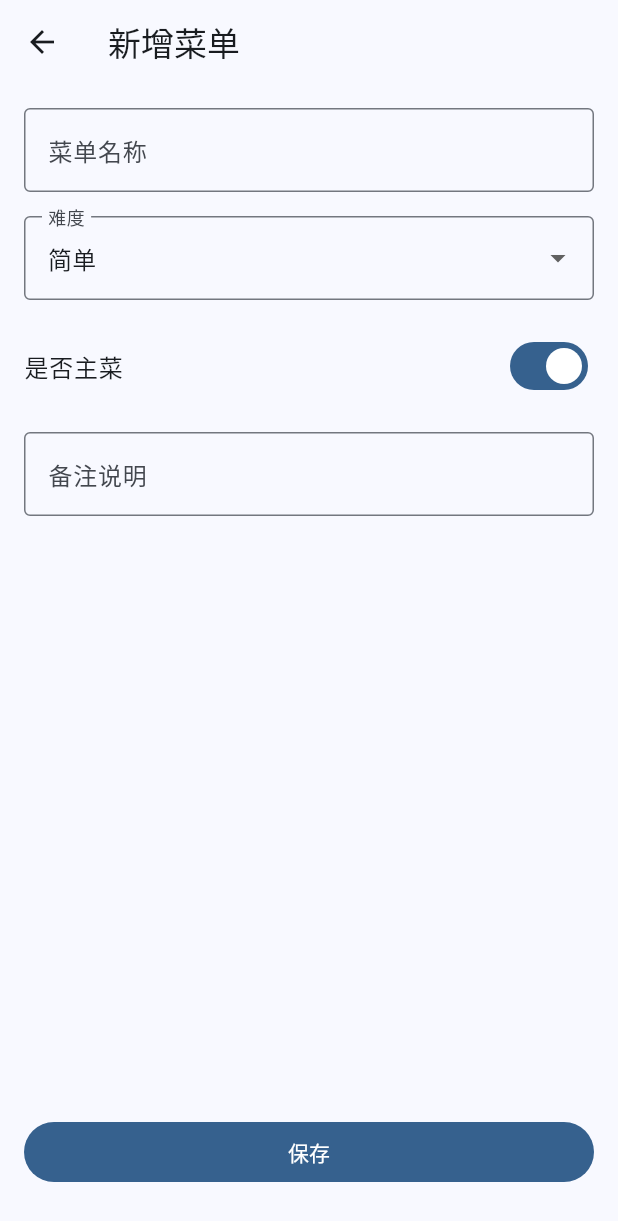
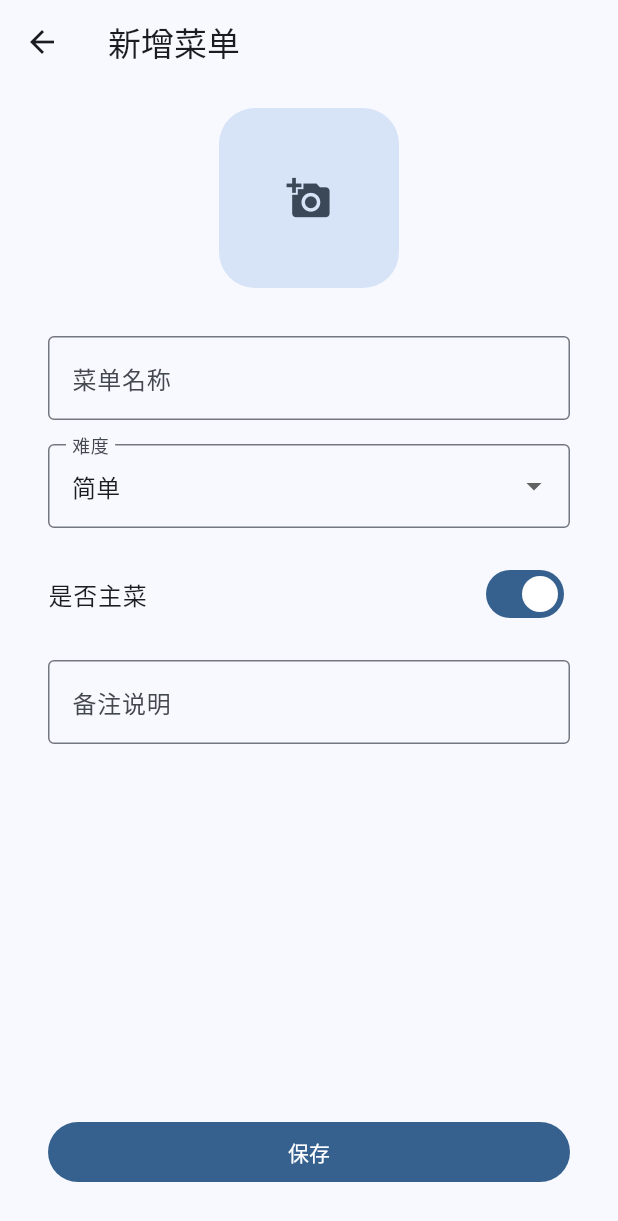
Before and after one commit to VamoBao/cook_random, a Flutter app: the screen it shows after launch, after a tap on "新增菜单", on a phone screen of 412 x 824 dp. Shown: the top 1221 px of the screen. Run offline on Flutter 3.47's test engine with Material 3 defaults, Android fonts, the phone set to English and light mode, and no system bars; drawn by our look-alikes of dynamic_color; our stand-ins replace image_cropper, image_picker, sqflite; accounts and stored records are empty; statements that could not run were skipped.

Commit message:
feat:加入图片选择功能

```diff
--- a/lib/common/Global.dart
+++ b/lib/common/Global.dart
@@ -4,14 +4,8 @@ import 'package:sqflite/sqflite.dart';
 class Global {
   static Database? db;
 
-  static _init() async {
-    String databasePath = await getDatabasesPath();
-    String path = p.join(databasePath, 'cook.db');
-    db = await openDatabase(
-      path,
-      version: 1,
-      onCreate: (Database db, int version) async {
-        await db.execute('''CREATE TABLE menu(
+  static _initMenuTable(Database db) async {
+    await db.execute('''CREATE TABLE menu(
             id INTEGER PRIMARY KEY,
             name TEXT,
             level INTEGER,
@@ -19,8 +13,12 @@ class Global {
             remark TEXT,
             created_at INTEGER,
             updated_at INTEGER
+            thumbnail TEXT
             )''');
-        await db.execute('''CREATE TABLE ingredients(
+  }
+
+  static _initIngredientsTable(Database db) async {
+    await db.execute('''CREATE TABLE ingredients(
             id INTEGER  PRIMARY KEY,
             name TEXT,
             alias TEXT,
@@ -31,7 +29,10 @@ class Global {
             created_at INTEGER,
             updated_at INTEGER
             )''');
-        await db.execute('''CREATE TABLE inventory(
+  }
+
+  static _initInventoryTable(Database db) async {
+    await db.execute('''CREATE TABLE inventory(
             id INTEGER PRIMARY KEY,
             ingredients_id INTEGER,
             storageWay INTEGER,
@@ -39,35 +40,23 @@ class Global {
             created_at INTEGER,
             updated_at INTEGER
             )''');
+  }
+
+  static _init() async {
+    String databasePath = await getDatabasesPath();
+    String path = p.join(databasePath, 'cook.db');
+    db = await openDatabase(
+      path,
+      version: 1,
+      onCreate: (Database db, int version) async {
+        await _initMenuTable(db);
+        await _initIngredientsTable(db);
+        await _initInventoryTable(db);
       },
     );
   }
 
-  ///初始化菜单数据库
-  static _menuInit() async {
-    var databasePath = await getDatabasesPath();
-    String dbPath = p.join(databasePath, 'menu.db');
-    await deleteDatabase(dbPath);
-  }
-
-  ///初始化食材数据库
-  static _ingredientsInit() async {
-    var databasePath = await getDatabasesPath();
-    String dbPath = p.join(databasePath, 'ingredients.db');
-    await deleteDatabase(dbPath);
-  }
-
-  ///初始化库存数据库
-  static _inventoryInit() async {
-    var databasePath = await getDatabasesPath();
-    String dbPath = p.join(databasePath, 'inventory.db');
-    await deleteDatabase(dbPath);
-  }
-
   static init() async {
     await _init();
-    // await _menuInit();
-    // await _ingredientsInit();
-    // await _inventoryInit();
   }
 }
--- /dev/null
+++ b/lib/components/image_picker.dart
@@ -0,0 +1,83 @@
+import 'dart:io';
+
+import 'package:flutter/material.dart';
+import 'package:image_cropper/image_cropper.dart';
+import 'package:image_picker/image_picker.dart';
+import 'package:path/path.dart';
+import 'package:path_provider/path_provider.dart';
+
+class ImageTool extends StatefulWidget {
+  const ImageTool({
+    this.imagePath,
+    this.editable = false,
+    this.size = 120,
+    this.borderRadius = 24,
+    this.onSave,
+    super.key,
+  });
+
+  final String? imagePath;
+  final bool editable;
+  final void Function(String savaPath)? onSave;
+  final double? size;
+  final double borderRadius;
+
+  @override
+  State<ImageTool> createState() => _ImageToolState();
+}
+
+class _ImageToolState extends State<ImageTool> {
+  final ImagePicker picker = ImagePicker();
+
+  /// 选择图片
+  _selectImage() async {
+    final XFile? image = await picker.pickImage(source: ImageSource.gallery);
+    if (image != null) {
+      final cropImg = await ImageCropper().cropImage(
+        sourcePath: image.path,
+        aspectRatio: const CropAspectRatio(ratioX: 1, ratioY: 1),
+        compressQuality: 80,
+        maxHeight: 1080,
+        maxWidth: 1080,
+        uiSettings: [
+          AndroidUiSettings(
+            toolbarTitle: '裁剪图片',
+            lockAspectRatio: true,
+            hideBottomControls: true,
+          ),
+        ],
+      );
+      if (cropImg != null) {
+        final appDir = await getApplicationDocumentsDirectory();
+        final filename = basename(cropImg.path);
+        final imagePath = '${appDir.path}/$filename';
+        await File(imagePath).writeAsBytes(await cropImg.readAsBytes());
+        if (widget.onSave != null && widget.editable) {
+          widget.onSave!(imagePath);
+        }
+      }
+    }
+  }
+
+  @override
+  Widget build(BuildContext context) {
+    return SizedBox(
+      width: widget.size,
+      height: widget.size,
+      child: IconButton.filledTonal(
+        onPressed: () {
+          _selectImage();
+        },
+        iconSize: widget.size! / 4,
+        style: ButtonStyle(
+          shape: WidgetStatePropertyAll(RoundedRectangleBorder(
+            borderRadius: BorderRadius.circular(widget.borderRadius),
+          )),
+        ),
+        icon: const Icon(
+          Icons.add_a_photo,
+        ),
+      ),
+    );
+  }
+}
--- a/lib/model/Menu.dart
+++ b/lib/model/Menu.dart
@@ -6,6 +6,7 @@ class Menu {
   int? createdAt;
   int? updatedAt;
   String? remark;
+  String? thumbnail;
 
   Menu({
     required this.name,
@@ -15,6 +16,7 @@ class Menu {
     this.updatedAt,
     this.id,
     this.remark,
+    this.thumbnail,
   });
 
   Map<String, dynamic> toMap() {
@@ -26,6 +28,7 @@ class Menu {
       'created_at': createdAt,
       'updated_at': updatedAt,
       'remark': remark,
+      'thumbnail': thumbnail,
     };
   }
 
@@ -38,6 +41,7 @@ class Menu {
       createdAt: map['created_at'],
       updatedAt: map['updated_at'],
       remark: map['remark'],
+      thumbnail: map['thumbnail'],
     );
   }
 }
--- a/lib/pages/menu/menu_detail.dart
+++ b/lib/pages/menu/menu_detail.dart
@@ -1,4 +1,5 @@
 import 'package:cook_random/common/MenuHelper.dart';
+import 'package:cook_random/components/image_picker.dart';
 import 'package:cook_random/model/Menu.dart';
 import 'package:flutter/material.dart';
 
@@ -18,6 +19,7 @@ class _MenuDetailState extends State<MenuDetail> {
   final List<String> _levelList = ['简单', '普通', '耗时'];
   int _level = 0;
   bool _isMain = true;
+  String? _imagePath;
 
   @override
   void initState() {
@@ -27,6 +29,7 @@ class _MenuDetailState extends State<MenuDetail> {
       setState(() {
         _level = widget.menu!.level;
         _isMain = widget.menu!.isMain;
+        _imagePath = widget.menu?.thumbnail;
       });
     }
     super.initState();
@@ -42,7 +45,7 @@ class _MenuDetailState extends State<MenuDetail> {
         key: _form,
         autovalidateMode: AutovalidateMode.onUserInteraction,
         child: Padding(
-          padding: const EdgeInsets.all(16.0),
+          padding: const EdgeInsets.symmetric(vertical: 16, horizontal: 32),
           child: Column(
             children: [
               Expanded(
@@ -50,6 +53,10 @@ class _MenuDetailState extends State<MenuDetail> {
                 child: SingleChildScrollView(
                   child: Column(
                     children: [
+                      ImageTool(
+                        imagePath: _imagePath,
+                      ),
+                      const SizedBox(height: 32.0),
                       TextFormField(
                         controller: _nameController,
                         decoration: const InputDecoration(
@@ -129,7 +136,8 @@ class _MenuDetailState extends State<MenuDetail> {
                               createdAt: DateTime.now().millisecondsSinceEpoch,
                               updatedAt: DateTime.now().millisecondsSinceEpoch,
                             );
-                            await MenuHelper.insert(newMenu);
+                            print(newMenu.toMap());
+                            // await MenuHelper.insert(newMenu);
                           }
                           if (context.mounted) {
                             Navigator.pop(context, 'save');
--- a/pubspec.yaml
+++ b/pubspec.yaml
@@ -41,6 +41,9 @@ dependencies:
     sdk: flutter
   provider: ^6.1.2
   dynamic_color: ^1.7.0
+  image_picker: ^1.1.2
+  path_provider: ^2.1.5
+  image_cropper: ^8.0.2
 
 dev_dependencies:
   flutter_test:
```
Also changed, not shown: pubspec.lock, 1 other file.
